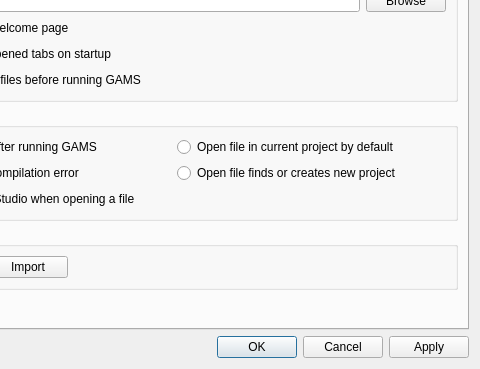
GAMS-dev/studio, file src/settingsdialog.ui: the form before one commit; both pictures show x 132 to 612 and y 105 to 474 of the 612 by 474 pixel window.
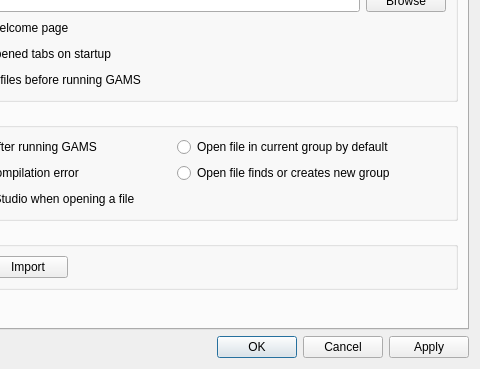
The form after the commit. Icons and pictures are not drawn.

Commit message: create temp merge-point for release (refactoring only)

What changed in the file:
```diff
--- a/src/settingsdialog.ui
+++ b/src/settingsdialog.ui
@@ -209,14 +209,14 @@
           <item row="0" column="1">
            <widget class="QRadioButton" name="rb_openInCurrentProject">
             <property name="text">
-             <string>Open file in current project by default</string>
+             <string>Open file in current group by default</string>
             </property>
            </widget>
           </item>
           <item row="1" column="1">
            <widget class="QRadioButton" name="rb_openInAnyProject">
             <property name="text">
-             <string>Open file finds or creates new project</string>
+             <string>Open file finds or creates new group</string>
             </property>
            </widget>
           </item>
```
The commit also changes 6 other files.
